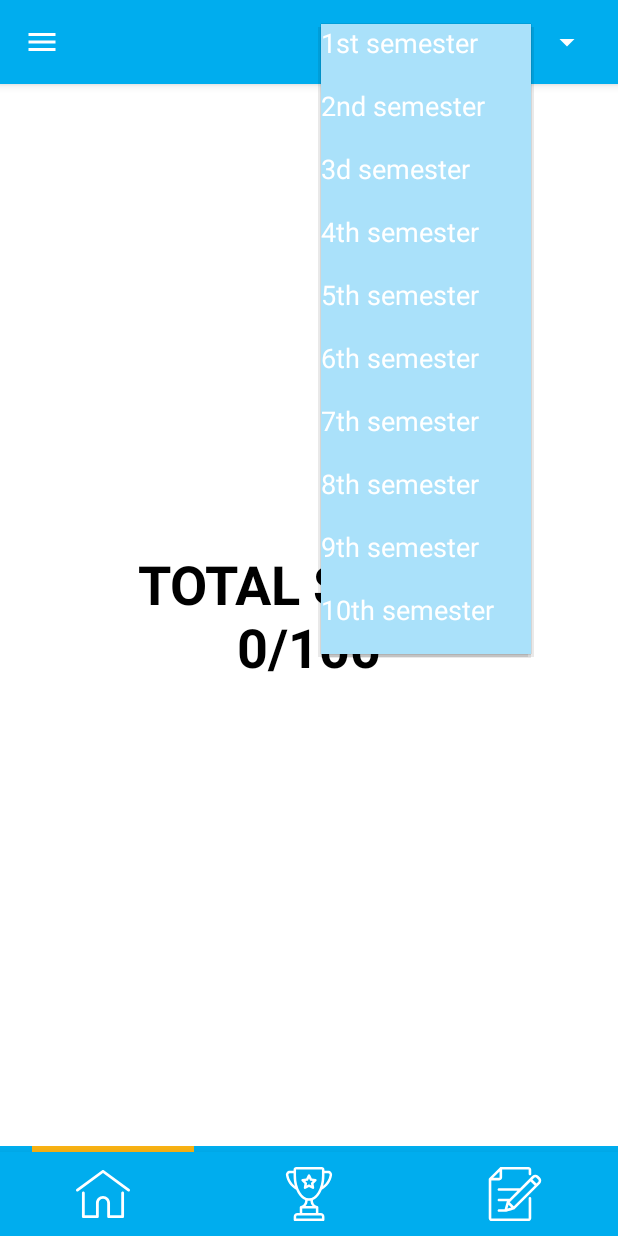
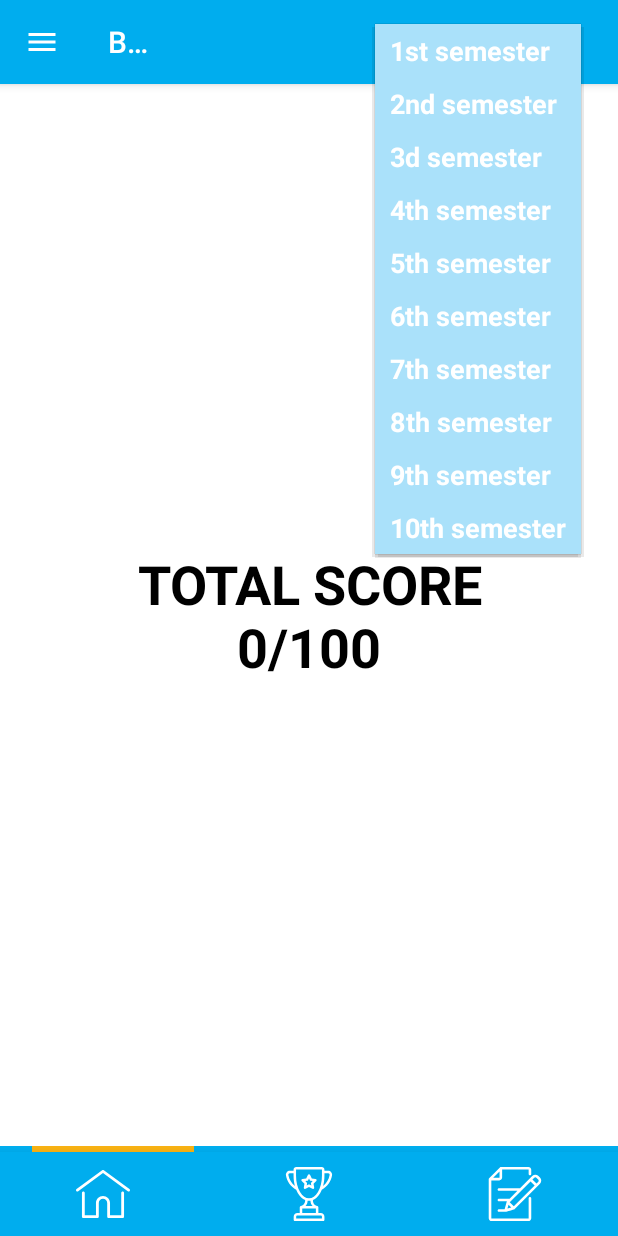
Before and after one commit to Osa-sergey/BRS-1, an Android app: the screen it shows after launch (MainActivity), after a tap on "1st semester", on a phone screen of 412 x 824 dp. Run offline under Robolectric (Android 15) with nearby library versions, the phone set to English and light mode, and no system bars; our stand-ins replace Room's generated code; libraries missing offline, so code that uses them is left out: com.shawnlin.numberpicker.

Commit message:
Сделал более красивый спинер

```diff
--- a/app/src/main/java/com/misis/brs/Fragments/HomeFragment.java
+++ b/app/src/main/java/com/misis/brs/Fragments/HomeFragment.java
@@ -50,7 +50,7 @@
         semester.setVisibility(View.VISIBLE);
 
         ArrayAdapter<?> adapter =
-                ArrayAdapter.createFromResource(getActivity(), R.array.semesters_list, android.R.layout.simple_spinner_item);
+                ArrayAdapter.createFromResource(getActivity(), R.array.semesters_list, R.layout.spinner_item);
         adapter.setDropDownViewResource(R.layout.view_semester_simple_dropdown_item);
         semester.setAdapter(adapter);
 
--- a/app/src/main/java/com/misis/brs/Fragments/MarkFragment.java
+++ b/app/src/main/java/com/misis/brs/Fragments/MarkFragment.java
@@ -98,7 +98,7 @@
 
         //изменение spinner
         ArrayAdapter<?> adapter =
-                ArrayAdapter.createFromResource(getActivity(), markTypes, android.R.layout.simple_spinner_item);
+                ArrayAdapter.createFromResource(getActivity(), markTypes, R.layout.spinner_item);
         adapter.setDropDownViewResource(R.layout.view_mark_type_simple_dropdown_item);
 
         markTypeSpinner.setAdapter(adapter);
--- a/app/src/main/res/layout/app_bar_navigation_drawer.xml
+++ b/app/src/main/res/layout/app_bar_navigation_drawer.xml
@@ -39,13 +39,12 @@
 
                     <Spinner
                         android:id="@+id/semester_picker"
-                        android:layout_width="match_parent"
+                        android:layout_width="wrap_content"
                         android:layout_height="wrap_content"
                         android:layout_marginStart="158dp"
                         android:layout_marginEnd="10dp"
                         android:entries="@array/semesters_list"
                         android:popupBackground="@color/colorPopupSpinnerBackground"
-                        android:popupElevation="0dp"
                         android:spinnerMode="dropdown" />
 
                 </androidx.appcompat.widget.Toolbar>
--- /dev/null
+++ b/app/src/main/res/layout/spinner_item.xml
@@ -0,0 +1,8 @@
+<?xml version="1.0" encoding="utf-8"?>
+<TextView xmlns:android="http://schemas.android.com/apk/res/android"
+    android:id="@+id/spinnertext"
+    android:layout_width="wrap_content"
+    android:layout_height="wrap_content"
+    android:textSize="16sp"
+    android:textStyle="bold"
+    android:textColor="@color/colorSpinner" />
--- a/app/src/main/res/layout/view_semester_simple_dropdown_item.xml
+++ b/app/src/main/res/layout/view_semester_simple_dropdown_item.xml
@@ -3,8 +3,13 @@
 <TextView
     xmlns:android="http://schemas.android.com/apk/res/android"
     android:layout_width="wrap_content"
-    android:layout_height="42dp"
+    android:layout_height="wrap_content"
+    android:paddingLeft="10dp"
+    android:paddingRight="10dp"
+    android:paddingBottom="5dp"
+    android:paddingTop="5dp"
     android:background="@color/colorPopupSpinnerBackground"
     android:textColor="@color/colorPopupSpinnerText"
     android:fontFamily="Roboto"
+    android:textStyle="bold"
     android:textSize="18sp"/>
--- a/app/src/main/res/values/colors.xml
+++ b/app/src/main/res/values/colors.xml
@@ -12,6 +12,7 @@
     <color name="colorTopBarBackground">#00ADEE</color>
 
     <color name="colorToolBarText">#FFF</color>
+    <color name="colorSpinner">#FFF</color>
     <color name="colorPopupSpinnerBackground">#AAE1FA</color>
     <color name="colorPopupSpinnerText">#FFF</color>
     <color name="colorExtraInfoBackground">#EEEEEE</color>
```
Also changed, not shown: app/src/main/res/layout/view_mark_type_simple_dropdown_item.xml (+7 -4 lines).
